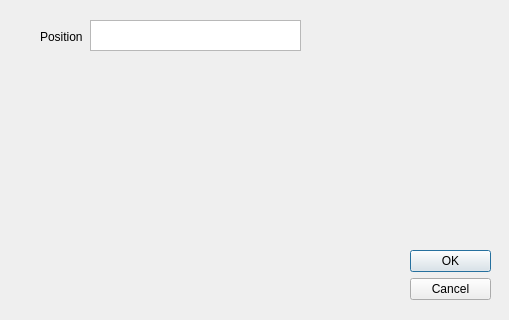
jordynmarlow/SoftwareEngineering, file UI/AddEmployeeDialog.ui: the form before one commit; both pictures show x 0 to 509 and y 150 to 470 of the 509 by 470 pixel window.
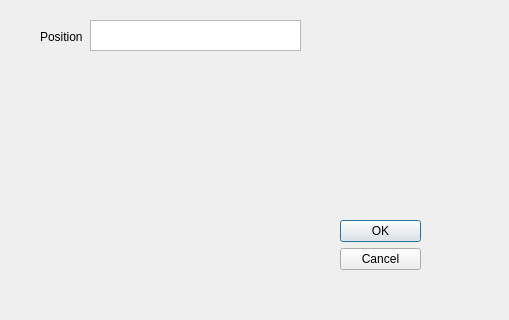
The form after the commit.

The edit to the form file:
```diff
--- a/UI/AddEmployeeDialog.ui
+++ b/UI/AddEmployeeDialog.ui
@@ -16,8 +16,8 @@
   <widget class="QDialogButtonBox" name="buttonBox">
    <property name="geometry">
     <rect>
-     <x>410</x>
-     <y>400</y>
+     <x>340</x>
+     <y>370</y>
      <width>81</width>
      <height>51</height>
     </rect>
```
